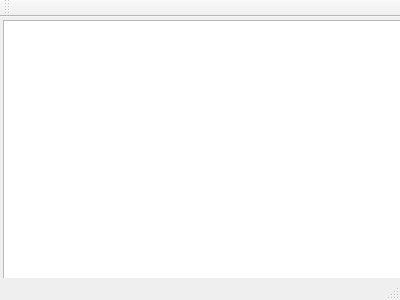
The window that mainwindow.ui (Chashm-e-Afreen/The-Digital-Prosodist) describes before a commit, drawn with Qt 5.
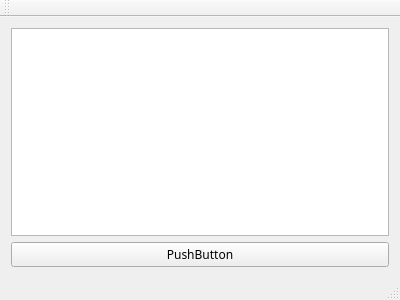
The same window after the commit.

What changed in the file:
```diff
--- a/mainwindow.ui
+++ b/mainwindow.ui
@@ -10,23 +10,34 @@
     <height>300</height>
    </rect>
   </property>
+  <property name="font">
+   <font>
+    <family>Mehr Nastaliq Web</family>
+   </font>
+  </property>
   <property name="windowTitle">
    <string>MainWindow</string>
   </property>
   <widget class="QWidget" name="centralWidget">
-   <widget class="QPlainTextEdit" name="plainTextEdit">
-    <property name="geometry">
-     <rect>
-      <x>3</x>
-      <y>3</y>
-      <width>401</width>
-      <height>271</height>
-     </rect>
-    </property>
-    <property name="styleSheet">
-     <string notr="true">font: 8pt &quot;Mehr Nastaliq Web&quot;;</string>
-    </property>
-   </widget>
+   <layout class="QVBoxLayout" name="verticalLayout_5">
+    <item>
+     <layout class="QVBoxLayout" name="verticalLayout_4">
+      <property name="sizeConstraint">
+       <enum>QLayout::SetFixedSize</enum>
+      </property>
+      <item>
+       <widget class="QTextEdit" name="textEdit"/>
+      </item>
+      <item>
+       <widget class="QPushButton" name="pushButton">
+        <property name="text">
+         <string>PushButton</string>
+        </property>
+       </widget>
+      </item>
+     </layout>
+    </item>
+   </layout>
   </widget>
   <widget class="QMenuBar" name="menuBar">
    <property name="geometry">
```
Left out of the diff: 2 changed lines with no effect on the pictures.
